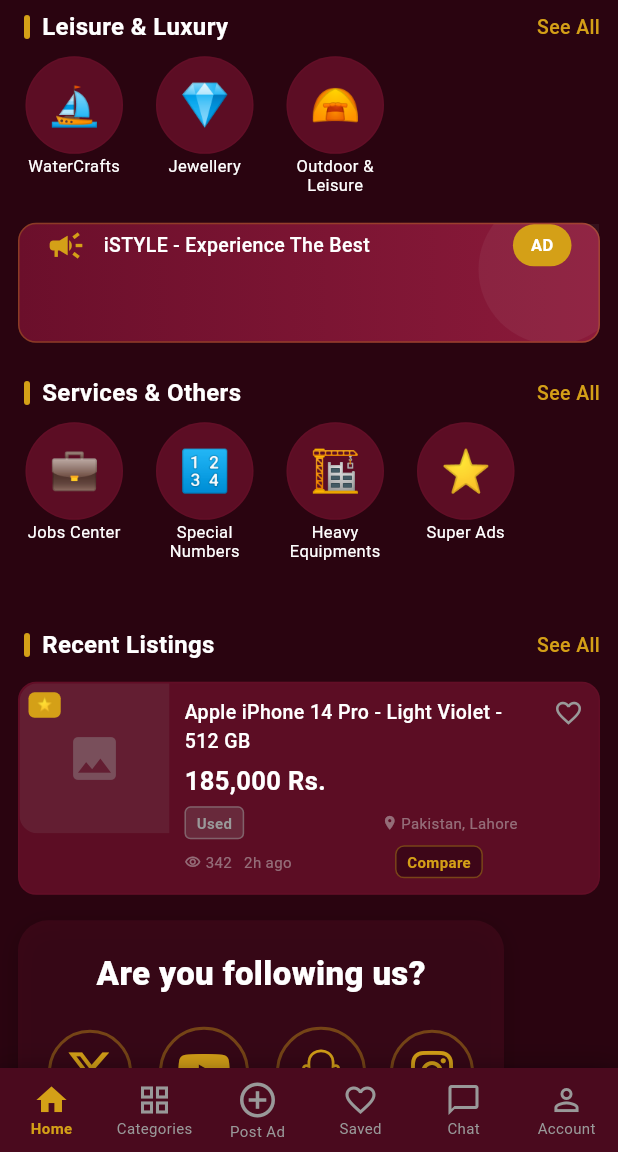
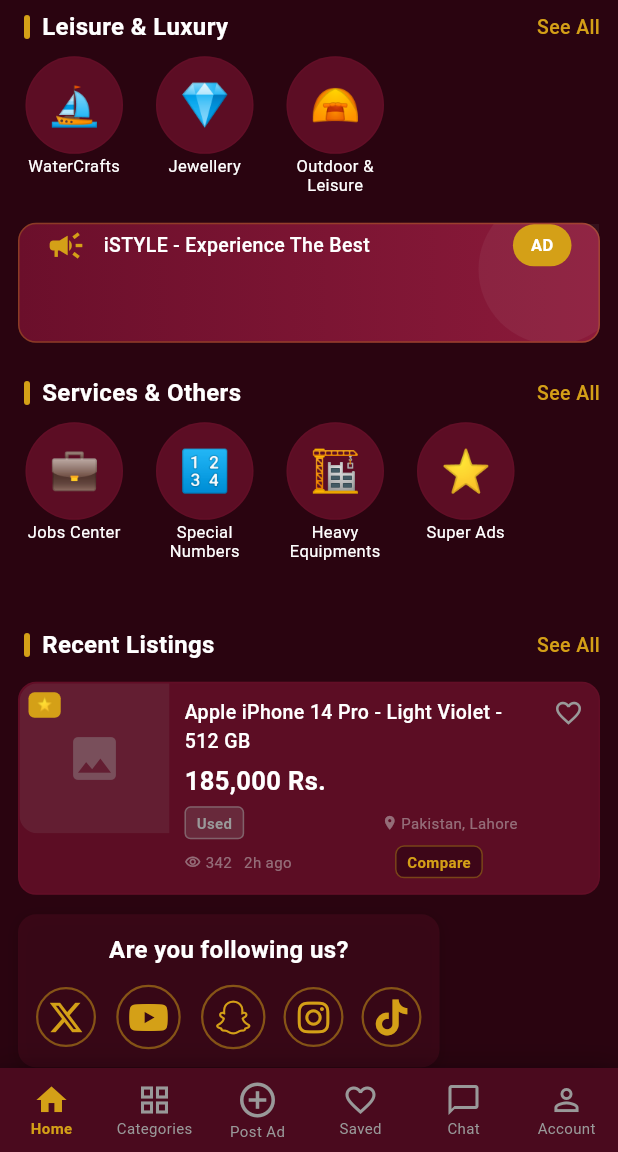
Before and after one commit to Muhabdullah68/paksale, a Flutter app: the screen it shows after launch, scrolled down 1152 dp, on a phone screen of 412 x 824 dp, the part 84-1236 px from its top. Run offline on Flutter 3.47's test engine with Material 3 defaults, Android fonts, the phone set to English and light mode, and no system bars; our stand-ins replace cloud_firestore, firebase_auth, firebase_core, firebase_database, firebase_storage, font_awesome_flutter and 2 more; accounts and stored records are empty.

Commit message:
Adjust SocialMediaSection size and styling for consistency

```diff
--- a/lib/screens/account_screen.dart
+++ b/lib/screens/account_screen.dart
@@ -1587,9 +1587,10 @@ class _SettingsTabState extends State<_SettingsTab> {
   }
 
   void _showLocationPicker() {
+    final t = context.read<LanguageProvider>().t;
     final locations = context.read<LanguageProvider>().isArabic
-        ? ['لاهور', 'كاراتشي', 'إسلام أباد', 'فيصل أباد', 'روالبندي', 'مولتان']
-        : ['Lahore', 'Karachi', 'Islamabad', 'Faisalabad', 'Rawalpindi', 'Multan'];
+        ? ['لاهور', 'كاراتشي', 'إسلام أباد', 'فيصل أباد', 'روالبندي', 'مولتان', 'سرگودھا']
+        : ['Lahore', 'Karachi', 'Islamabad', 'Faisalabad', 'Rawalpindi', 'Multan', 'Sargodha'];
     String selected = locations.first;
     final isDark = Theme.of(context).brightness == Brightness.dark;
     showModalBottomSheet(
--- a/lib/widgets/common_widgets.dart
+++ b/lib/widgets/common_widgets.dart
@@ -983,16 +983,16 @@ class _SocialMediaSectionState extends State<SocialMediaSection> {
     final isDark = theme.brightness == Brightness.dark;
 
     return Container(
-      margin: const EdgeInsets.fromLTRB(12, 12, 12, 20),
-      padding: const EdgeInsets.all(20),
+      margin: const EdgeInsets.fromLTRB(12, 8, 12, 16),
+      padding: const EdgeInsets.all(12),
       decoration: BoxDecoration(
         color: isDark ? AppColors.primaryDark.withValues(alpha: 0.5) : Colors.white,
-        borderRadius: BorderRadius.circular(20),
+        borderRadius: BorderRadius.circular(12),
         boxShadow: [
           BoxShadow(
-            color: Colors.black.withValues(alpha: isDark ? 0.2 : 0.08),
-            blurRadius: 12,
-            offset: const Offset(0, 4),
+            color: Colors.black.withValues(alpha: isDark ? 0.15 : 0.05),
+            blurRadius: 8,
+            offset: const Offset(0, 2),
           ),
         ],
       ),
@@ -1002,32 +1002,32 @@ class _SocialMediaSectionState extends State<SocialMediaSection> {
           Text(
             'Are you following us?',
             style: TextStyle(
-              fontSize: 22,
-              fontWeight: FontWeight.w800,
+              fontSize: 16,
+              fontWeight: FontWeight.w700,
               color: theme.textTheme.titleLarge?.color,
             ),
           ),
-          const SizedBox(height: 20),
+          const SizedBox(height: 12),
           Wrap(
-            spacing: 16,
-            runSpacing: 16,
+            spacing: 12,
+            runSpacing: 12,
             alignment: WrapAlignment.center,
             children: _shuffledItems.map((item) => GestureDetector(
               onTap: () => _launchSocialMedia(item.url),
               child: Container(
-                padding: const EdgeInsets.all(12),
+                padding: const EdgeInsets.all(8),
                 decoration: BoxDecoration(
                   shape: BoxShape.circle,
                   border: Border.all(
                     color: isDark
-                      ? AppColors.gold.withValues(alpha: 0.4)
-                      : AppColors.primary.withValues(alpha: 0.3),
-                    width: 2,
+                      ? AppColors.gold.withValues(alpha: 0.5)
+                      : AppColors.primary.withValues(alpha: 0.4),
+                    width: 1.5,
                   ),
                 ),
                 child: FaIcon(
                   item.icon,
-                  size: 32,
+                  size: 24,
                   color: isDark ? AppColors.gold : AppColors.primary,
                 ),
               ),
```
